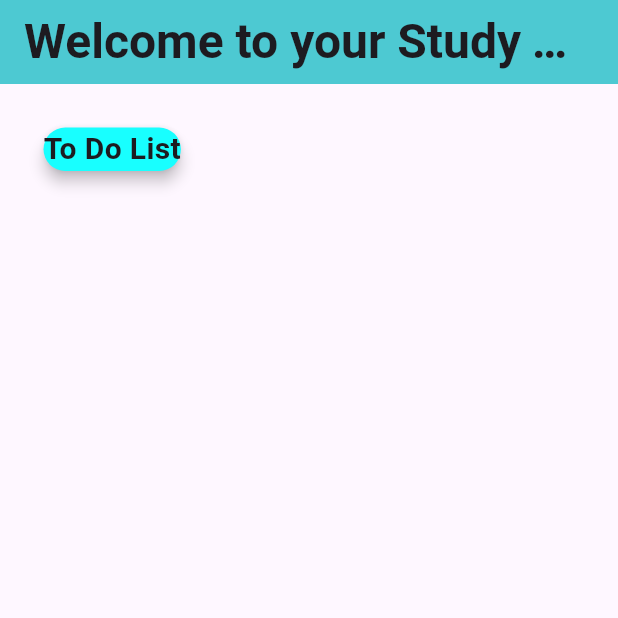
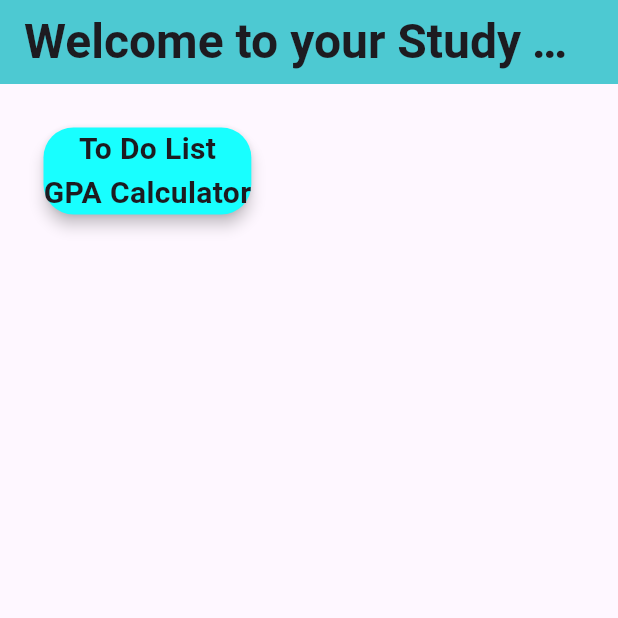
Before and after one commit to MiharaKGL/flutter_ca, a Flutter app: the screen it shows after launch, on a phone screen of 412 x 824 dp, the top half of it. Run offline on Flutter 3.47's test engine with Material 3 defaults, Android fonts, the phone set to English and light mode, and no system bars.

Commit message:
Day 01 : 088

```diff
--- a/lib/main.dart
+++ b/lib/main.dart
@@ -53,6 +53,13 @@ class _studyTrackerState extends State<studyTracker> {
                   fontWeight: FontWeight.bold,
                 ),
                 ),
+
+                Text("GPA Calculator",
+                style: TextStyle(
+                  fontSize: 20,
+                  fontWeight: FontWeight.bold,
+                ),
+                ),
               ],
             ),
           ),
```
